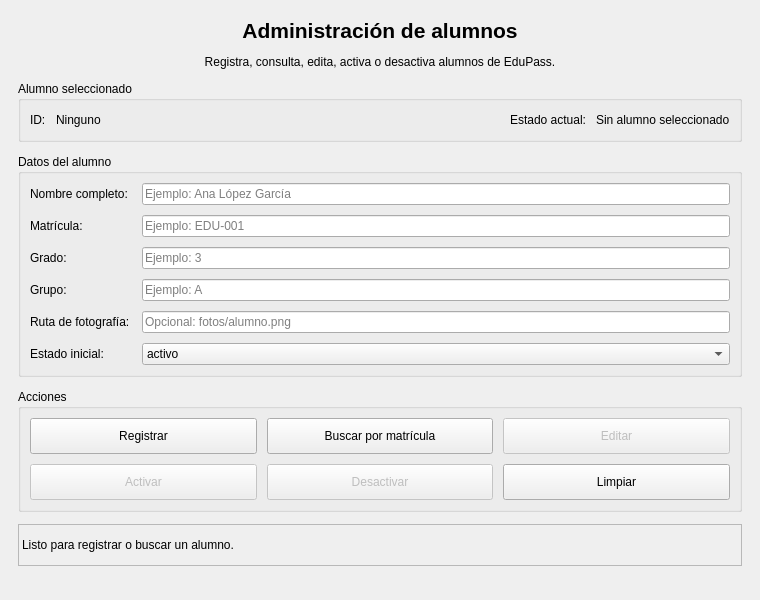
Mendez2620/EduPass, file src/edupass/ui/alumnos_window.ui: the form before one commit.
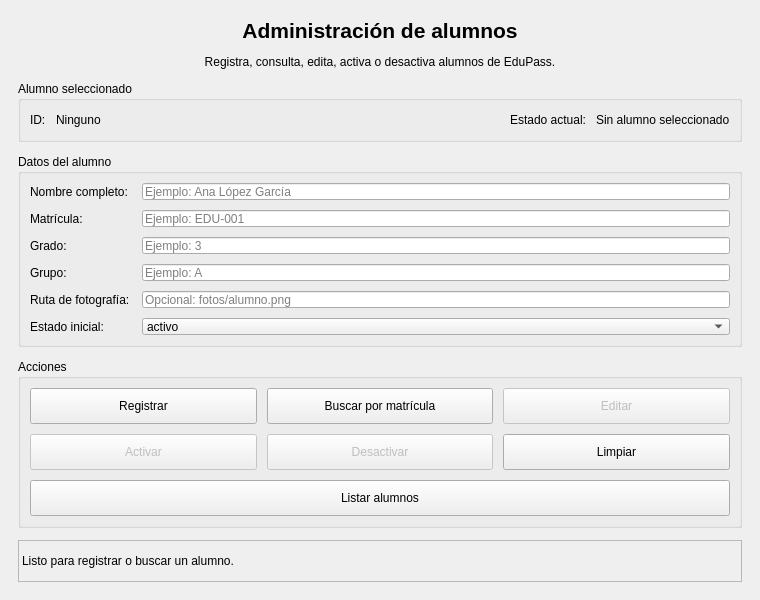
The form after the commit.

Commit message: feat: agregar listado de alumnos

What changed in the file:
```diff
--- a/src/edupass/ui/alumnos_window.ui
+++ b/src/edupass/ui/alumnos_window.ui
@@ -359,6 +359,22 @@
          </property>
         </widget>
        </item>
+       <item row="2" column="0" colspan="3">
+        <widget class="QPushButton" name="btnListarAlumnos">
+         <property name="minimumSize">
+          <size>
+           <width>0</width>
+           <height>36</height>
+          </size>
+         </property>
+         <property name="toolTip">
+          <string>Mostrar todos los alumnos registrados</string>
+         </property>
+         <property name="text">
+          <string>Listar alumnos</string>
+         </property>
+        </widget>
+       </item>
       </layout>
      </widget>
     </item>
```
Left out of the diff: 1 changed line with no effect on the pictures. The commit also changes 6 other files.
